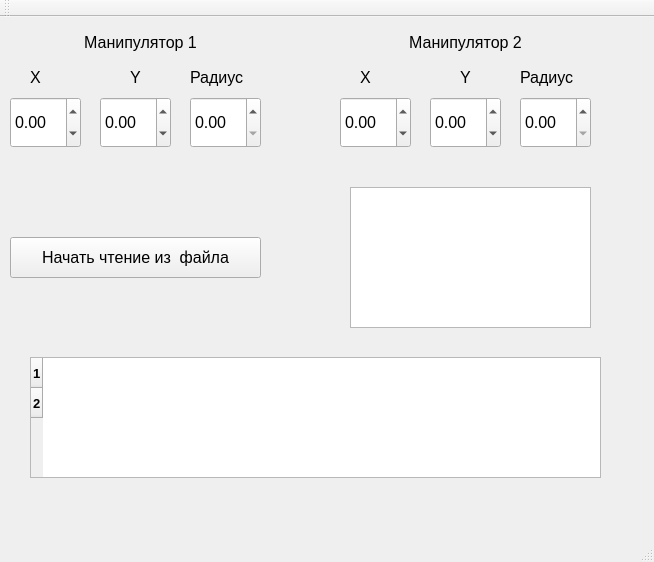
Before: the Qt Designer form mainwindow.ui in rsbtv/niiisk_exercise, drawn with Qt 5.
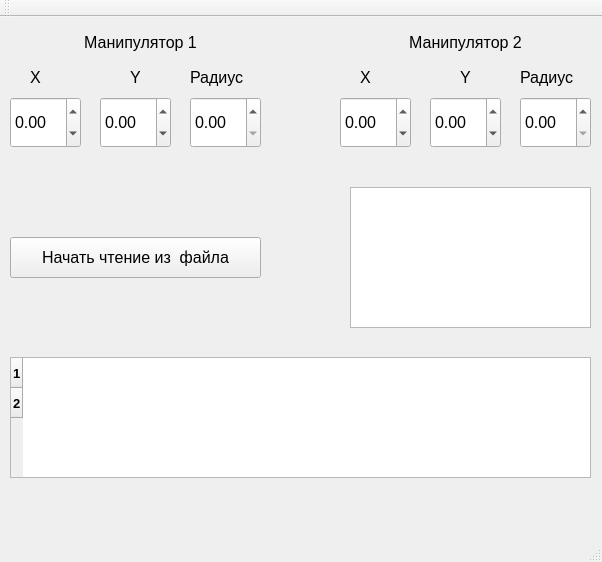
After: the same form once the commit is applied.

The edit to the form file:
```diff
--- a/mainwindow.ui
+++ b/mainwindow.ui
@@ -6,7 +6,7 @@
    <rect>
     <x>0</x>
     <y>0</y>
-    <width>654</width>
+    <width>602</width>
     <height>562</height>
    </rect>
   </property>
@@ -299,9 +299,9 @@
    <widget class="QTableWidget" name="tableWidget_Points">
     <property name="geometry">
      <rect>
-      <x>30</x>
+      <x>10</x>
       <y>340</y>
-      <width>571</width>
+      <width>581</width>
       <height>121</height>
      </rect>
     </property>
```
Left out of the diff: 2 changed lines with no effect on the pictures.
